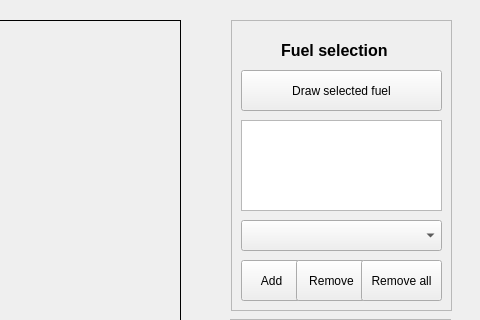
Qt form gui/mainwindow.ui (Arpa97/ProgettoFisica) before a commit; both pictures show x 514 to 994 and y 0 to 320 of the 994 by 635 pixel window.
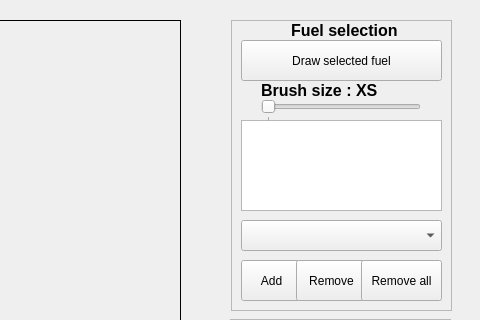
The same form after that commit. Icons and pictures are not drawn.

Commit message: added brush size

What changed in the file:
```diff
--- a/gui/mainwindow.ui
+++ b/gui/mainwindow.ui
@@ -374,8 +374,8 @@
     <widget class="QLabel" name="label_6">
      <property name="geometry">
       <rect>
-       <x>50</x>
-       <y>20</y>
+       <x>60</x>
+       <y>0</y>
        <width>112</width>
        <height>20</height>
       </rect>
@@ -408,7 +408,7 @@
      <property name="geometry">
       <rect>
        <x>10</x>
-       <y>50</y>
+       <y>20</y>
        <width>201</width>
        <height>41</height>
       </rect>
@@ -430,6 +430,60 @@
       <string>Remove all</string>
      </property>
     </widget>
+    <widget class="QSlider" name="PaintDimension">
+     <property name="geometry">
+      <rect>
+       <x>30</x>
+       <y>80</y>
+       <width>160</width>
+       <height>22</height>
+      </rect>
+     </property>
+     <property name="minimum">
+      <number>1</number>
+     </property>
+     <property name="maximum">
+      <number>5</number>
+     </property>
+     <property name="singleStep">
+      <number>1</number>
+     </property>
+     <property name="pageStep">
+      <number>1</number>
+     </property>
+     <property name="value">
+      <number>1</number>
+     </property>
+     <property name="orientation">
+      <enum>Qt::Horizontal</enum>
+     </property>
+     <property name="tickPosition">
+      <enum>QSlider::TicksBelow</enum>
+     </property>
+     <property name="tickInterval">
+      <number>30</number>
+     </property>
+    </widget>
+    <widget class="QLabel" name="BrushSizeLabel">
+     <property name="geometry">
+      <rect>
+       <x>30</x>
+       <y>60</y>
+       <width>161</width>
+       <height>20</height>
+      </rect>
+     </property>
+     <property name="font">
+      <font>
+       <pointsize>12</pointsize>
+       <weight>75</weight>
+       <bold>true</bold>
+      </font>
+     </property>
+     <property name="text">
+      <string>Brush size : XS</string>
+     </property>
+    </widget>
    </widget>
    <widget class="QPushButton" name="pushButton_2">
     <property name="geometry">
```
The commit also changes 2 other files.
